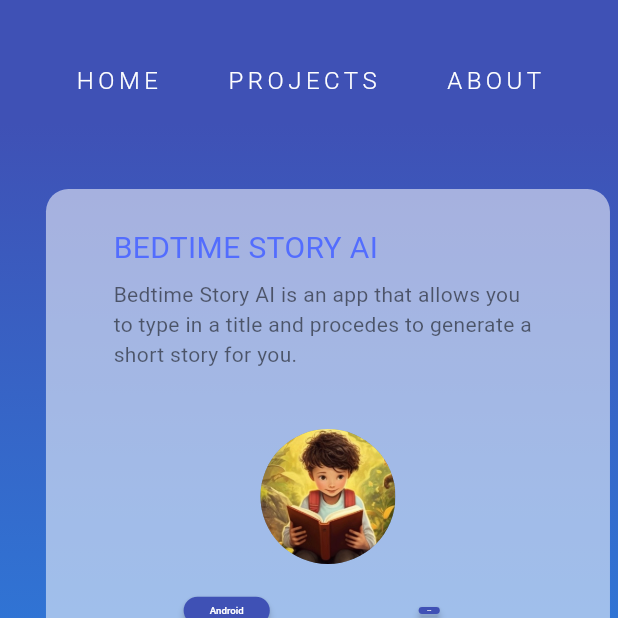
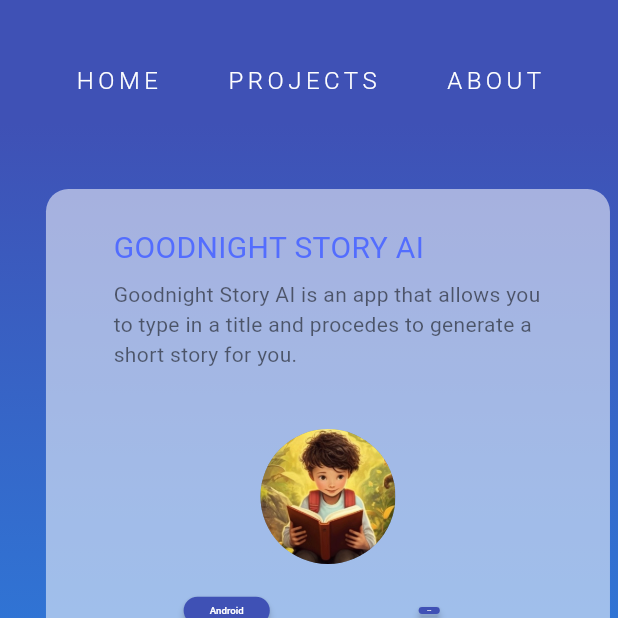
Before and after one commit to josephcavanna/personal_blog_v2, a Flutter app: the screen it shows after launch, after a tap on "PROJECTS", on a phone screen of 412 x 824 dp, the top half of it. Run offline on Flutter 3.47's test engine with Material 3 defaults, Android fonts, the light colour scheme and no system bars; our stand-ins replace font_awesome_flutter, supabase_flutter, url_strategy; accounts and stored records are empty; network calls fail.

Commit message:
Added new project.

```diff
--- a/lib/components/projects_list.dart
+++ b/lib/components/projects_list.dart
@@ -7,8 +7,8 @@ class ProjectsList {
 
   List<Widget> projectsList = [
     ProjectCard(
-      title: 'Bedtime Story AI',
-      description: 'Bedtime Story AI is an app that allows you to type in a title and procedes to generate a short story for you.',
+      title: 'Goodnight Story AI',
+      description: 'Goodnight Story AI is an app that allows you to type in a title and procedes to generate a short story for you.',
       preview: CircleAvatar(
         backgroundImage: AssetImage('images/appstore.jpg'),
         backgroundColor: Colors.black26,
@@ -21,7 +21,7 @@ class ProjectsList {
               index: 2,
               child: LinkButton(
                 buttonText: 'Android',
-                url: '',
+                url: 'https://play.google.com/store/apps/details?id=dev.jcavanna.bedtime_story_ai',
               ),
             ),
             SizedBox(width: 10),
@@ -29,7 +29,7 @@ class ProjectsList {
               index: 3,
               child: LinkButton(
                 buttonText: 'iOS',
-                url: '',
+                url: 'https://apps.apple.com/nl/app/goodnight-story-ai/id6479606469',
               ),
             ),
           ],
```
